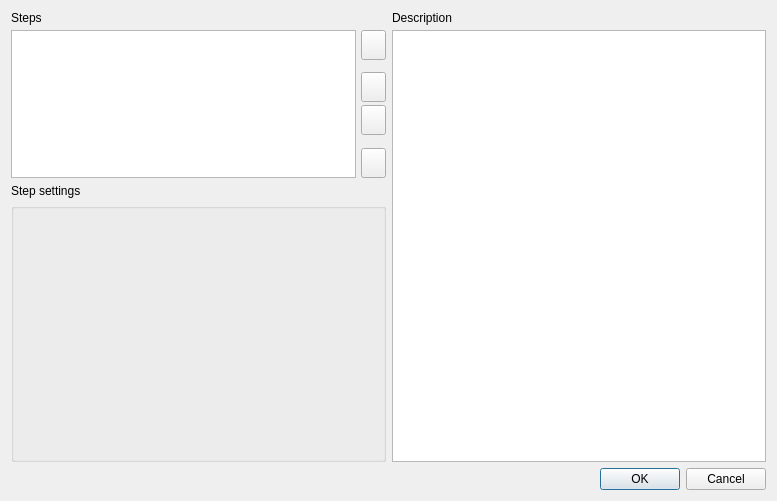
The window that src/plugins/external_tool_support/src/trimmomatic/TrimmomaticPropertyDialog.ui (violethaze74/ugene) describes before a commit, drawn with Qt 5.
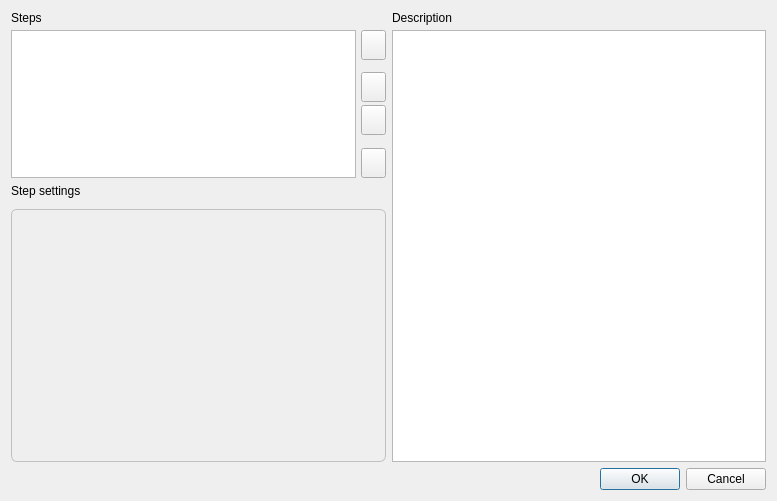
The same window after the commit. Icons and pictures are not drawn.

Commit message: style for group box in TrimmomaticPropertyDialog

What changed in the file:
```diff
--- a/src/plugins/external_tool_support/src/trimmomatic/TrimmomaticPropertyDialog.ui
+++ b/src/plugins/external_tool_support/src/trimmomatic/TrimmomaticPropertyDialog.ui
@@ -318,6 +318,20 @@
              <height>160</height>
             </size>
            </property>
+           <property name="styleSheet">
+            <string notr="true">QGroupBox {
+    font: bold;
+    border: 1px solid silver;
+    border-radius: 6px;
+    margin-top: 6px;
+}
+
+QGroupBox::title {
+    subcontrol-origin: margin;
+    left: 7px;
+    padding: 0px 5px 0px 5px;
+}</string>
+           </property>
            <layout class="QVBoxLayout" name="verticalLayout_2">
             <property name="spacing">
              <number>0</number>
```
